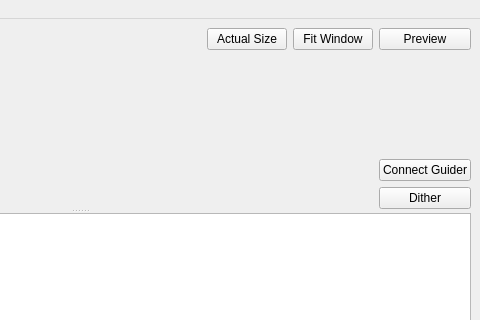
Above: dslr-qt-shooter/ui/dslr_shooter_window.ui from Edlward/GalaxyHunter before the change; both pictures show x 320 to 800 and y 0 to 320 of the 800 by 600 pixel window. Below: the same form after it.
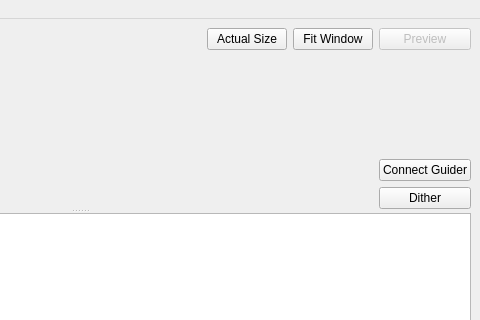
That is the form after the change. Custom widgets are drawn as their Qt base class.

Patch:
```diff
--- a/dslr-qt-shooter/ui/dslr_shooter_window.ui
+++ b/dslr-qt-shooter/ui/dslr_shooter_window.ui
@@ -71,6 +71,9 @@
          <layout class="QVBoxLayout" name="verticalLayout">
           <item>
            <widget class="QPushButton" name="preview">
+            <property name="enabled">
+             <bool>false</bool>
+            </property>
             <property name="text">
              <string>Preview</string>
             </property>
```
Left out of the diff: 2 changed lines with no effect on the pictures.
